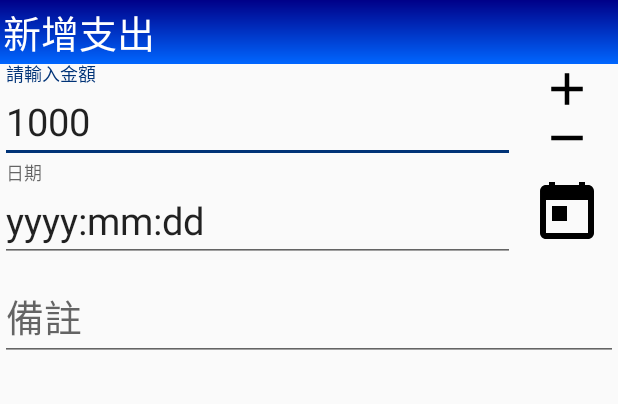
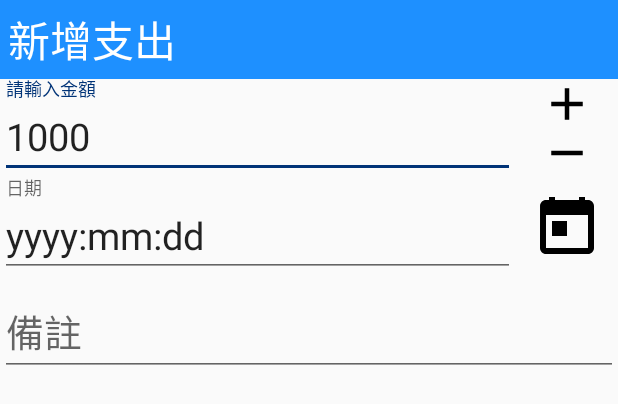
Before and after one commit to whatthefun/Finance, an Android app: the layout dialog_add.xml on its own in the app's theme, with its tools: preview values and no code run, on a phone screen of 412 x 824 dp. Shown: the top 404 px of the screen. Run offline under Robolectric (Android 15) with nearby library versions, the phone set to English and light mode, and no system bars; Roboto replaces fonts that are not available here.

Commit message:
修改UI

```diff
--- a/app/build.gradle
+++ b/app/build.gradle
@@ -18,6 +18,7 @@ android {
       proguardFiles getDefaultProguardFile('proguard-android.txt'), 'proguard-rules.pro'
     }
   }
+  sourceSets { main { assets.srcDirs = ['src/main/assets', 'src/main/assets/'] } }
 }
 
 dependencies {
--- a/app/src/main/res/drawable/dialog_title_background.xml
+++ b/app/src/main/res/drawable/dialog_title_background.xml
@@ -3,8 +3,8 @@
     android:shape="rectangle">
 
     <gradient
-        android:startColor="@color/bright_blue"
-        android:endColor="@color/bark_blue"
+        android:startColor="@color/tiffany"
+        android:endColor="@color/bright_blue"
         android:angle="90"
         />
 
--- a/app/src/main/res/layout/activity_main.xml
+++ b/app/src/main/res/layout/activity_main.xml
@@ -77,12 +77,13 @@
             android:layout_weight="1"
             android:orientation="horizontal"
             android:layout_marginLeft="5dp"
+            android:layout_marginBottom="3dp"
             >
             <TextView
                 android:id="@+id/txtDate"
                 android:layout_weight="1"
                 android:text="@string/date"
-                android:textColor="#FFBB00"
+                android:textColor="@color/mediumblue"
                 style="@style/item_text"
                 />
 
--- a/app/src/main/res/layout/dialog_add.xml
+++ b/app/src/main/res/layout/dialog_add.xml
@@ -8,14 +8,14 @@
     >
 
     <TextView
-        android:id="@+id/textView"
+        android:id="@+id/txtTitle"
         android:layout_width="match_parent"
         android:layout_height="wrap_content"
-        android:background="@drawable/dialog_title_background"
-        android:padding="2dp"
+        android:background="@color/dodgerblue"
+        android:padding="5dp"
         android:text="@string/add_expense"
         android:textColor="@color/white"
-        android:textSize="25sp"
+        android:textSize="28sp"
         />
 
     <LinearLayout
--- a/app/src/main/res/layout/item_view.xml
+++ b/app/src/main/res/layout/item_view.xml
@@ -17,7 +17,7 @@
             android:id="@+id/txtDate"
             android:layout_width="0dp"
             android:layout_weight="1"
-            android:textColor="#FFBB00"
+            android:textColor="@color/mediumblue"
             tools:text="Date"
             style="@style/item_text"
             />
--- a/app/src/main/res/values/colors.xml
+++ b/app/src/main/res/values/colors.xml
@@ -7,6 +7,9 @@
     <color name="black">#111111</color>
     <color name="bark_blue">#000088</color>
     <color name="bright_blue">#0066FF</color>
+    <color name="tiffany">#77FFCC</color>
+    <color name="dodgerblue">#1E90FF</color>
+    <color name="mediumblue">#0000CD</color>
     <color name="gray">#DDDDDD</color>
     <color name="white">#FFFFFF</color>
     <color name="red">#FF0000</color>
```
Also changed, not shown: app/src/main/java/com/example/yuan/finance/MainActivity.java (+11 -1 lines), app/src/main/java/com/example/yuan/finance/MyDialog.java (+8 -0 lines), 1 other file.
